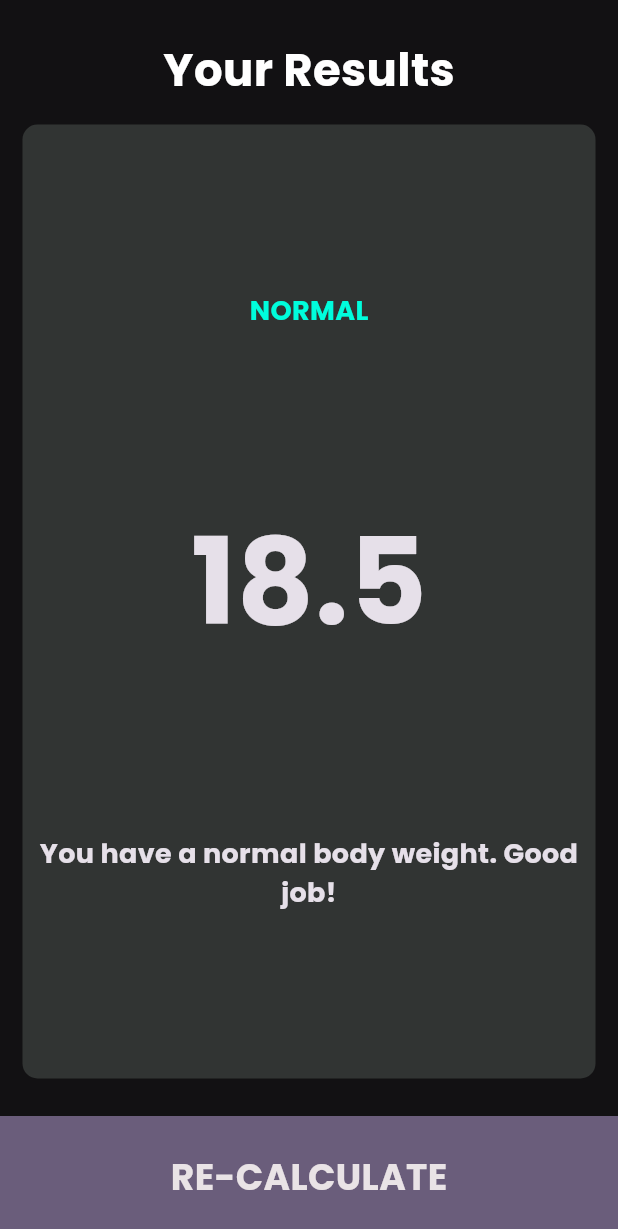
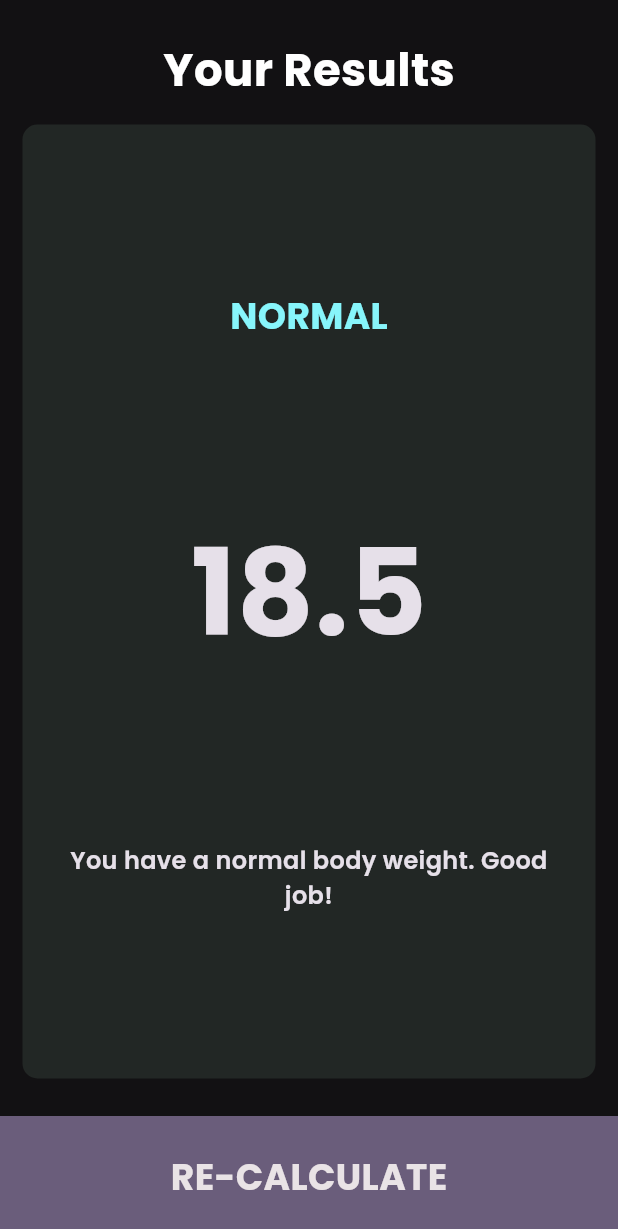
Before and after one commit to Icarus-conf/bmi_cal, a Flutter app: the screen it shows after launch, after a tap on "CALCULATE", on a phone screen of 412 x 824 dp. Shown: the top 1229 px of the screen. Run offline on Flutter 3.47's test engine with Material 3 defaults, Android fonts, the phone set to English and light mode, and no system bars; our stand-ins replace font_awesome_flutter, google_fonts.

```diff
--- a/lib/components/constants.dart
+++ b/lib/components/constants.dart
@@ -2,7 +2,7 @@ import 'package:flutter/material.dart';
 import 'package:google_fonts/google_fonts.dart';
 
 const bottomContainerHeight = 80.0;
-const activeCardColor = Color(0xFF313433);
+const activeCardColor = Color.fromARGB(255, 89, 99, 95);
 const inactiveCardColor = Color(0xFF222725);
 const bottomContainerColor = Color(0xFF6A5D7B);
 
--- /dev/null
+++ b/lib/components/text_format.dart
@@ -0,0 +1,32 @@
+import 'package:flutter/material.dart';
+import 'package:google_fonts/google_fonts.dart';
+
+class PoppinsText extends StatelessWidget {
+  final String text;
+  final double fontS;
+  final Color? color;
+  final FontWeight? fontWeight;
+  final TextAlign? textAlign;
+
+  const PoppinsText({
+    super.key,
+    required this.text,
+    required this.fontS,
+    this.color,
+    this.fontWeight,
+    this.textAlign,
+  });
+
+  @override
+  Widget build(BuildContext context) {
+    return Text(
+      text,
+      style: GoogleFonts.poppins(
+        fontSize: fontS,
+        color: color,
+        fontWeight: fontWeight,
+      ),
+      textAlign: textAlign,
+    );
+  }
+}
--- a/lib/pages/results_page.dart
+++ b/lib/pages/results_page.dart
@@ -1,4 +1,5 @@
 import 'package:bmi_cal/components/reusable_card.dart';
+import 'package:bmi_cal/components/text_format.dart';
 import 'package:flutter/material.dart';
 
 import '../components/constants.dart';
@@ -28,24 +29,33 @@ class ResultsPage extends StatelessWidget {
             ),
             Expanded(
               child: ReusableCard(
-                colour: activeCardColor,
+                colour: inactiveCardColor,
                 cardChild: Container(
                   width: double.infinity,
                   child: Column(
                     mainAxisAlignment: MainAxisAlignment.spaceEvenly,
                     children: <Widget>[
-                      Text(
-                        resultText.toUpperCase(),
-                        style: kResultTextStyle,
+                      PoppinsText(
+                        text: resultText.toUpperCase(),
+                        fontS: 24,
+                        fontWeight: FontWeight.w700,
+                        color: Color(0xFF87F5FB),
                       ),
                       Text(
                         bmiResult,
                         style: kBmiTextStyle,
                       ),
-                      Text(
-                        interpretation,
-                        textAlign: TextAlign.center,
-                        style: kTextStyle,
+                      Padding(
+                        padding: const EdgeInsets.only(
+                          left: 25.0,
+                          right: 25.0,
+                        ),
+                        child: PoppinsText(
+                          text: interpretation,
+                          fontS: 16,
+                          fontWeight: FontWeight.w600,
+                          textAlign: TextAlign.center,
+                        ),
                       ),
                     ],
                   ),
```
Also changed, not shown: 1 other file.
